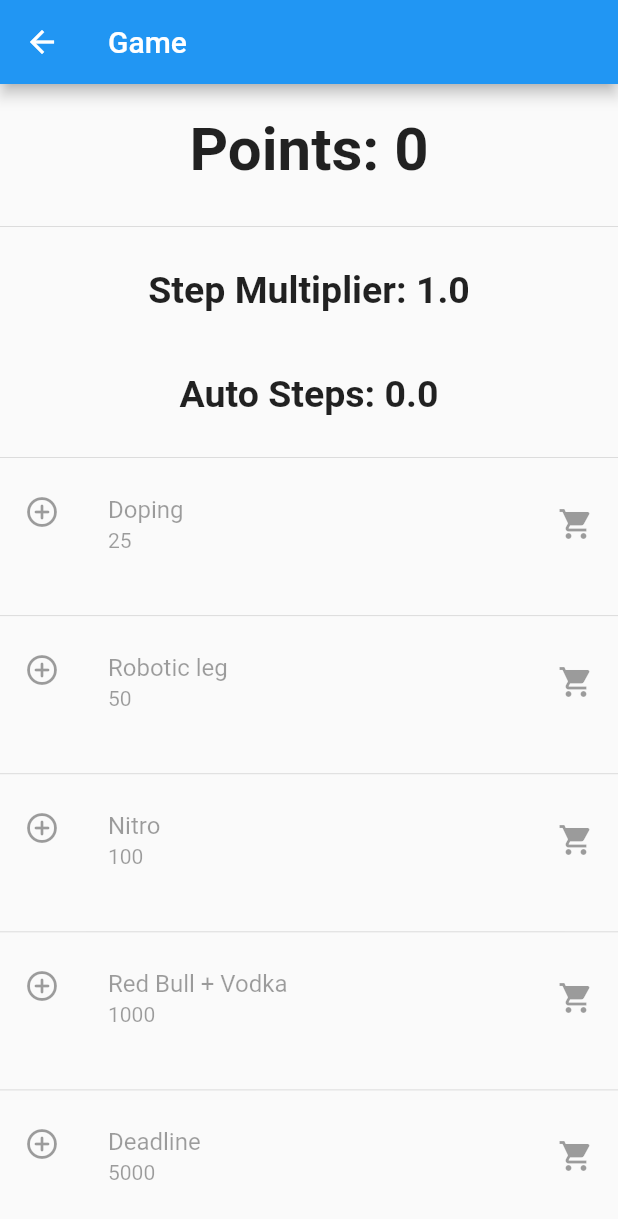
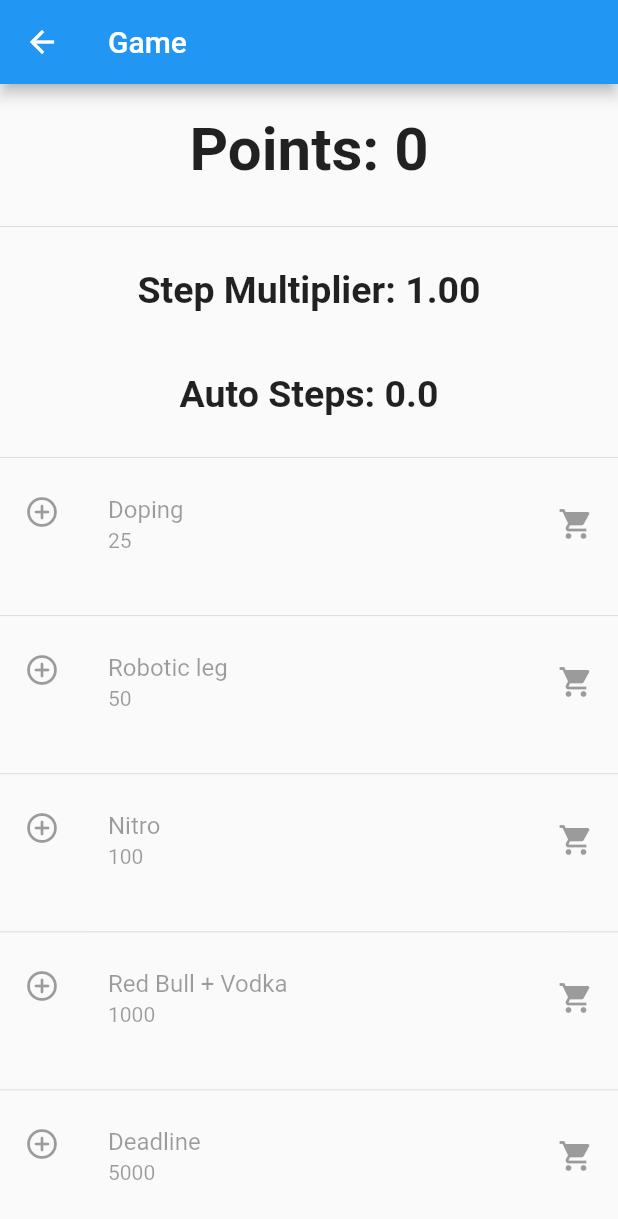
Before and after one commit to ValeriiZhyla/flutter_bluetooth_app, a Flutter app: the GameMainScreen screen opened by its route, on a phone screen of 412 x 824 dp. Shown: the top 1219 px of the screen. Run offline on Flutter 3.47's test engine with Material 2 defaults, Android fonts, the phone set to English and light mode, and no system bars; our stand-ins replace flutter_blue.

```diff
--- a/lib/game/main_game_screen.dart
+++ b/lib/game/main_game_screen.dart
@@ -79,7 +79,7 @@ class _GameMainScreenState extends State<GameMainScreen> {
               Padding(
                 padding: const EdgeInsets.all(20),
                 child: Text(
-                  "Step Multiplier: $stepMultiplier",
+                  "Step Multiplier: ${stepMultiplier.toStringAsFixed(2)}",
                   style: const TextStyle(fontWeight: FontWeight.bold, fontSize: 25.0),
                 ),
               ),
```
Also changed, not shown: 1 other file.
